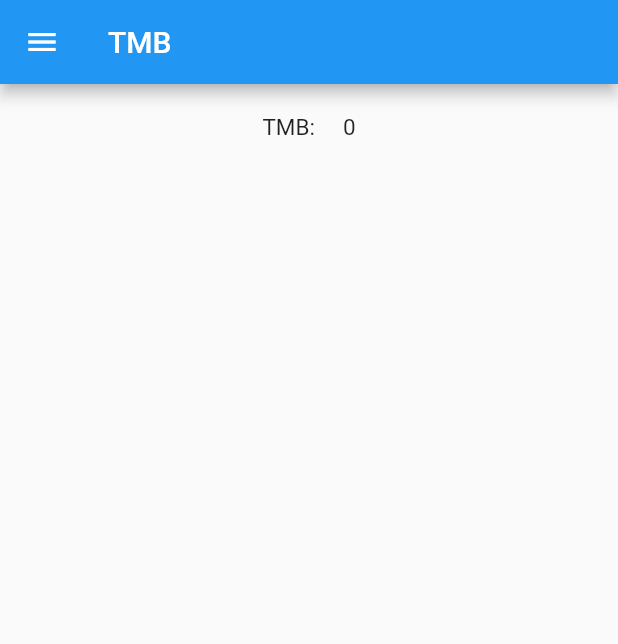
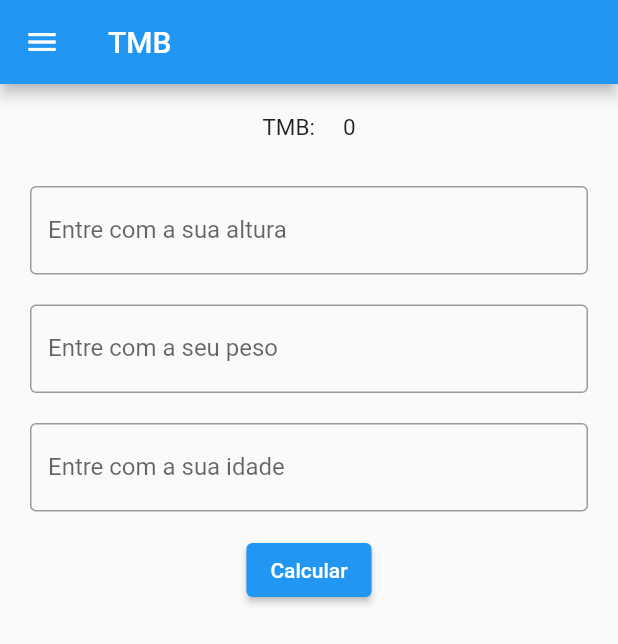
Before and after one commit to isadorabello/ProjetoC214, a Flutter app: the TMBPage screen opened by its route, on a phone screen of 412 x 824 dp. Shown: the top 644 px of the screen. Run offline on Flutter 3.47's test engine with Material 2 defaults, Android fonts, the phone set to English and light mode, and no system bars.

Commit message:
feat: building tmb page

```diff
--- a/projeto_c214/lib/view/tmb_page.dart
+++ b/projeto_c214/lib/view/tmb_page.dart
@@ -36,7 +36,47 @@ class _TMBPageState extends State<TMBPage> {
                     ),
                     Text("$resultado", style: const TextStyle(fontSize: 15)),
                   ],
-                )
+                ),
+                const SizedBox(
+                  height: 30,
+                ),
+                TextField(
+                  onChanged: (text) {
+                    tmb.altura = double.parse(text);
+                  },
+                  keyboardType: TextInputType.emailAddress,
+                  decoration: const InputDecoration(
+                      labelText: 'Entre com a sua altura',
+                      border: OutlineInputBorder()),
+                ),
+                const SizedBox(
+                  height: 20,
+                ),
+                TextField(
+                  onChanged: (text) {
+                    tmb.peso = double.parse(text);
+                  },
+                  keyboardType: TextInputType.emailAddress,
+                  decoration: const InputDecoration(
+                      labelText: 'Entre com a seu peso',
+                      border: OutlineInputBorder()),
+                ),
+                const SizedBox(
+                  height: 20,
+                ),
+                TextField(
+                  onChanged: (text) {
+                    tmb.idade = int.parse(text);
+                  },
+                  keyboardType: TextInputType.emailAddress,
+                  decoration: const InputDecoration(
+                      labelText: 'Entre com a sua idade',
+                      border: OutlineInputBorder()),
+                ),
+                const SizedBox(
+                  height: 15,
+                ),
+                ElevatedButton(onPressed: () {}, child: const Text('Calcular'))
               ],
             ),
           ),
```
